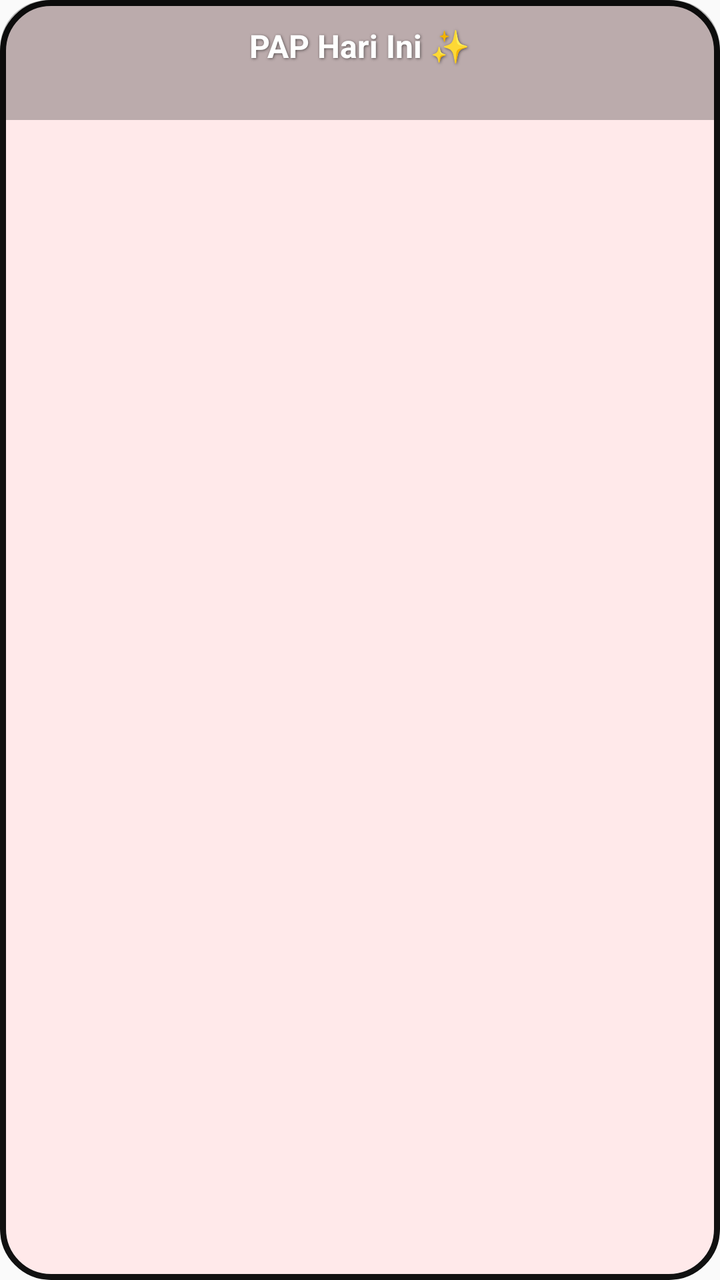
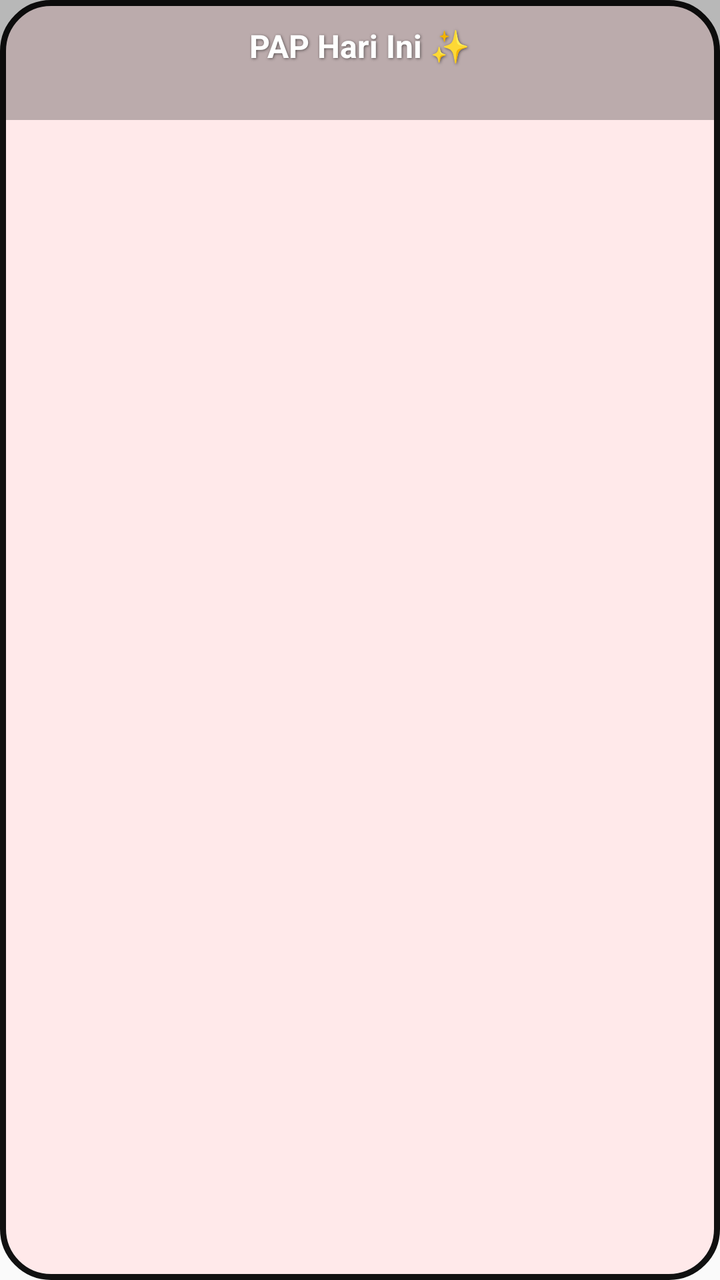

Screens rendered from an Android XML layout before and after an edit, with the pre-edit source and the edit as a unified diff.
<!-- AndroidManifest.xml: application theme AppTheme -->
<!-- res/layout/pap_widget_full.xml -->
<?xml version="1.0" encoding="utf-8"?>
<FrameLayout xmlns:android="http://schemas.android.com/apk/res/android"
    android:layout_width="match_parent"
    android:layout_height="match_parent"
    android:background="@drawable/widget_bg_rounded"
    android:clipToOutline="true">

    <ImageView
        android:id="@+id/widget_image"
        android:layout_width="match_parent"
        android:layout_height="match_parent"
        android:scaleType="centerCrop"
        android:contentDescription="PAP Image" />

    <View
        android:layout_width="match_parent"
        android:layout_height="60dp"
        android:layout_gravity="top"
        android:background="#44000000" />

    <TextView
        android:id="@+id/widget_text"
        android:layout_width="wrap_content"
        android:layout_height="wrap_content"
        android:layout_gravity="top|center_horizontal"
        android:layout_marginTop="12dp"
        android:textColor="#FFFFFF"
        android:textStyle="bold"
        android:textSize="16sp"
        android:shadowColor="#88000000"
        android:shadowDx="1"
        android:shadowDy="1"
        android:shadowRadius="3"
        android:text="PAP Hari Ini ✨" />
</FrameLayout>
<!-- resources referenced by this layout -->
<resources>
  <!-- drawable widget_bg_rounded (drawable) -->
  <?xml version="1.0" encoding="utf-8"?>
  <shape xmlns:android="http://schemas.android.com/apk/res/android"
      android:shape="rectangle">
      <corners android:radius="24dp" />
      <solid android:color="#FFE9EA" /> 
      <stroke android:width="3dp" android:color="#111111" /> 
  </shape>
  <style name="AppTheme" parent="Theme.AppCompat.Light.DarkActionBar">
          
          <item name="colorPrimary">@color/colorPrimary</item>
          <item name="colorPrimaryDark">@color/colorPrimaryDark</item>
          <item name="colorAccent">@color/colorAccent</item>
      </style>
</resources>

<!-- the commit's change to res/layout/pap_widget_full.xml (unified diff, before → after) -->
@@ -2,8 +2,7 @@
 <FrameLayout xmlns:android="http://schemas.android.com/apk/res/android"
     android:layout_width="match_parent"
     android:layout_height="match_parent"
-    android:background="@drawable/widget_bg_rounded"
-    android:clipToOutline="true">
+    android:background="@drawable/widget_bg_rounded">
 
     <ImageView
         android:id="@+id/widget_image"
